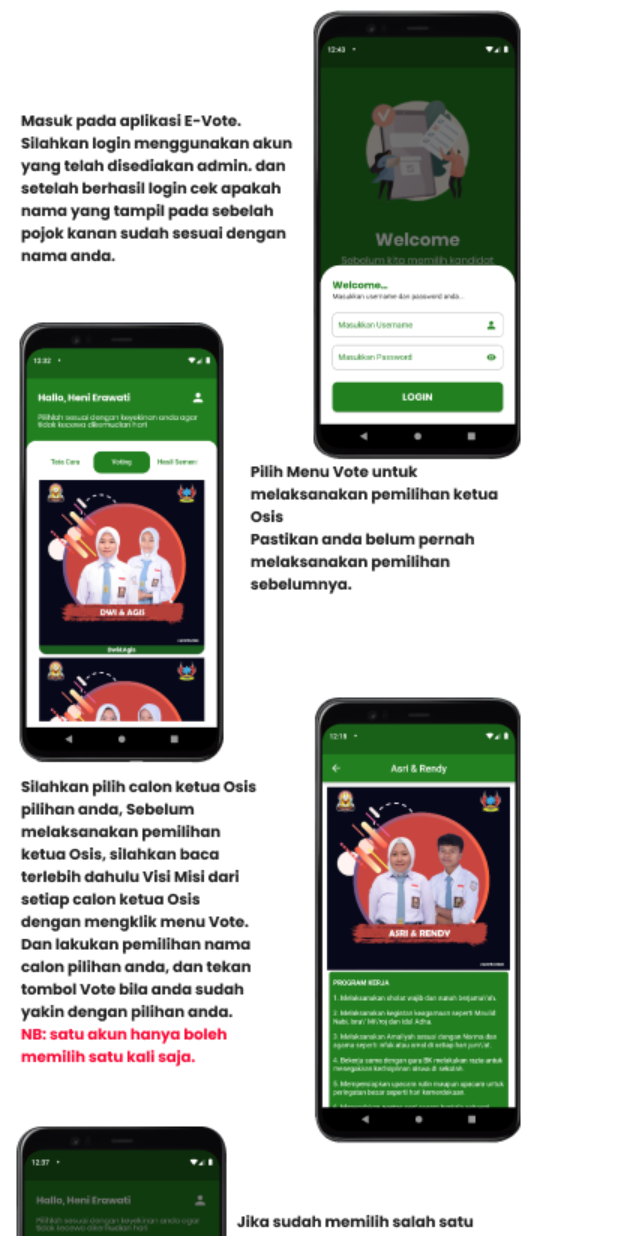
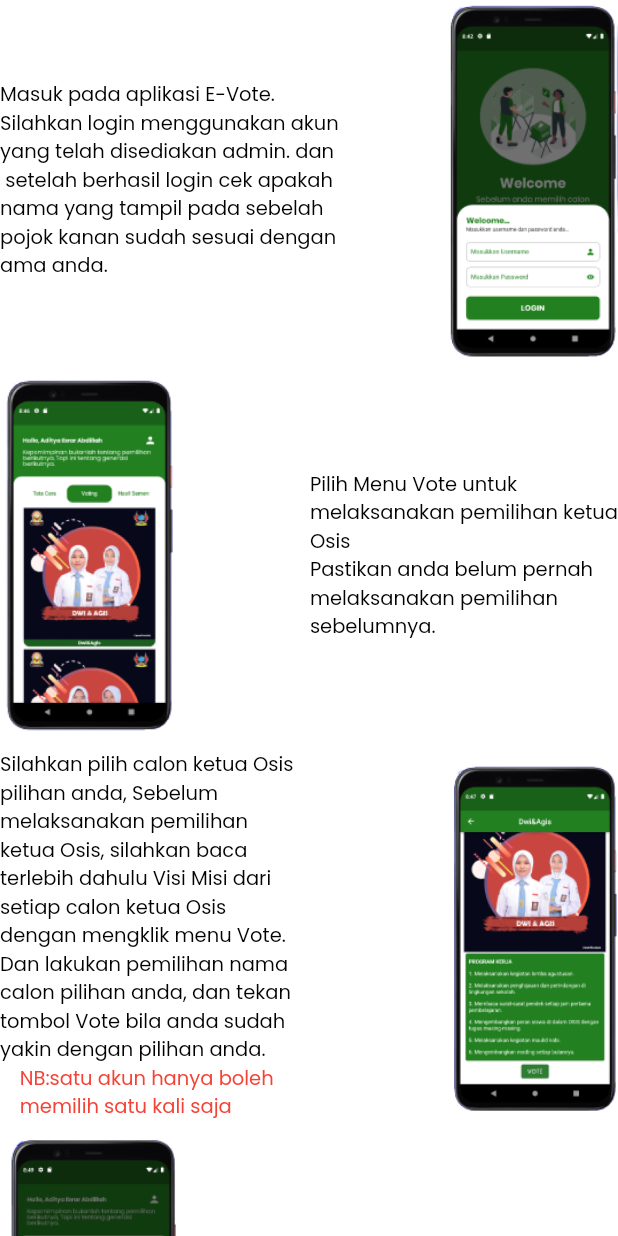
Before and after one commit to adityaibrar/e-vote-android, a Flutter app: the Rules screen opened directly, on a phone screen of 412 x 824 dp. Run offline on Flutter 3.47's test engine with Material 2 defaults, Android fonts, the light colour scheme and no system bars; our stand-ins replace flutter_html, get, google_fonts, shared_preferences, syncfusion_flutter_charts; accounts and stored records are empty.

Commit message:
modified tata_cara

```diff
--- a/lib/views/screen/tata_cara.dart
+++ b/lib/views/screen/tata_cara.dart
@@ -1,3 +1,4 @@
+import 'package:android_vote/constant/theme_shared.dart';
 import 'package:flutter/material.dart';
 
 class Rules extends StatefulWidget {
@@ -13,13 +14,95 @@ class _RulesState extends State<Rules> {
     return Scaffold(
       body: SingleChildScrollView(
         physics: const BouncingScrollPhysics(),
-        child: Flex(
-          direction: Axis.vertical,
+        child: Column(
           children: [
             Container(
-              child: Image.asset("assets/images/tata_cara.png"),
-            )
-          ],),),
+              child: Row(
+                children: [
+                  Text(
+                    "Masuk pada aplikasi E-Vote.\nSilahkan login menggunakan akun\nyang telah disediakan admin. dan\n setelah berhasil login cek apakah\nnama yang tampil pada sebelah\npojok kanan sudah sesuai dengan\nama anda.",
+                    style: subtittleTextStyle.copyWith(
+                        color: blackColor, fontSize: 13),
+                  ),
+                  const Spacer(),
+                  Image.asset(
+                    'assets/images/tata1.png',
+                    height: 240,
+                  ),
+                ],
+              ),
+            ),
+            const SizedBox(
+              height: 10.0,
+            ),
+            Container(
+              child: Row(
+                children: [
+                  Image.asset(
+                    'assets/images/tata2.png',
+                    height: 240,
+                  ),
+                  const Spacer(),
+                  Text(
+                    "Pilih Menu Vote untuk\nmelaksanakan pemilihan ketua\nOsis\nPastikan anda belum pernah\nmelaksanakan pemilihan\nsebelumnya.",
+                    style: subtittleTextStyle.copyWith(
+                        color: blackColor, fontSize: 13),
+                  ),
+                ],
+              ),
+            ),
+            const SizedBox(
+              height: 10.0,
+            ),
+            Container(
+              child: Row(
+                children: [
+                  Container(
+                    child: Column(
+                      children: [
+                        Text(
+                          "Silahkan pilih calon ketua Osis\npilihan anda, Sebelum\nmelaksanakan pemilihan\nketua Osis, silahkan baca\nterlebih dahulu Visi Misi dari\nsetiap calon ketua Osis\ndengan mengklik menu Vote.\nDan lakukan pemilihan nama\ncalon pilihan anda, dan tekan\ntombol Vote bila anda sudah\nyakin dengan pilihan anda.",
+                          style: subtittleTextStyle.copyWith(
+                              color: blackColor, fontSize: 13),
+                        ),
+                        Text(
+                          "NB:satu akun hanya boleh\nmemilih satu kali saja",
+                          style: subtittleTextStyle.copyWith(
+                              color: redColor, fontSize: 13),
+                        ),
+                      ],
+                    ),
+                  ),
+                  const Spacer(),
+                  Image.asset(
+                    'assets/images/tata3.png',
+                    height: 240,
+                  ),
+                ],
+              ),
+            ),
+            const SizedBox(
+              height: 10.0,
+            ),
+            Container(
+              child: Row(
+                children: [
+                  Image.asset(
+                    'assets/images/tata4.png',
+                    height: 240,
+                  ),
+                  const Spacer(),
+                  Text(
+                    "Jika sudah memilih salah satu\nkandidat, maka tekan pojok kanan\nuntuk log out. Dan akan keluar pop\nup seperti gambar disamping.",
+                    style: subtittleTextStyle.copyWith(
+                        color: blackColor, fontSize: 13),
+                  ),
+                ],
+              ),
+            ),
+          ],
+        ),
+      ),
     );
   }
 }
```
Also changed, not shown: assets/images/tata1.png (added), assets/images/tata2.png (added), assets/images/tata3.png (added), assets/images/tata4.png (added).
